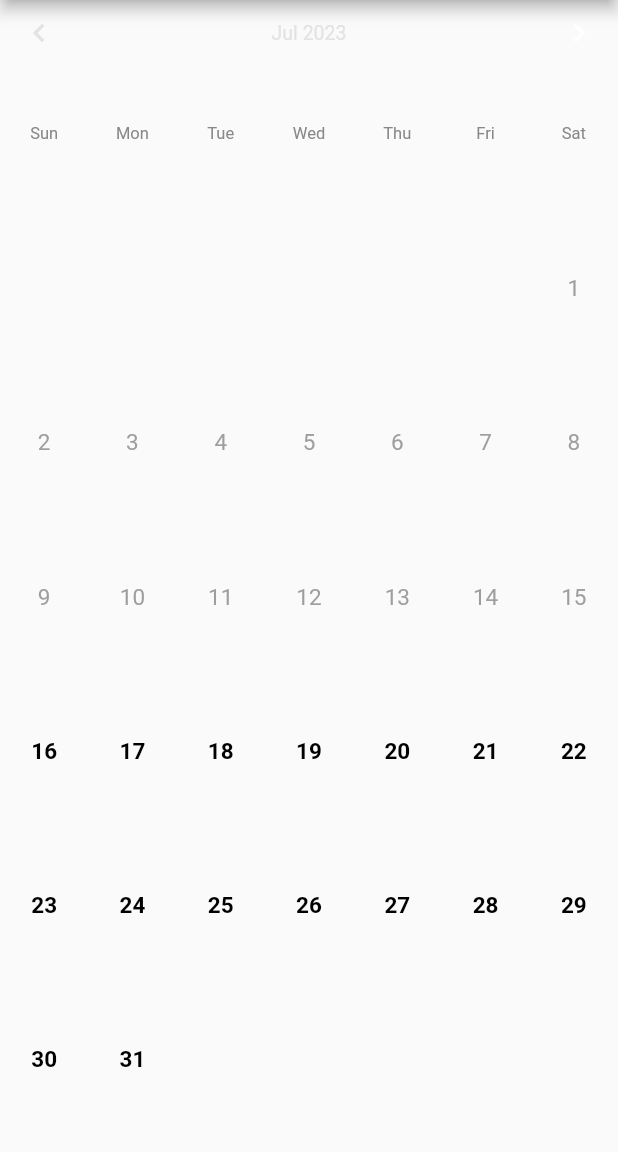
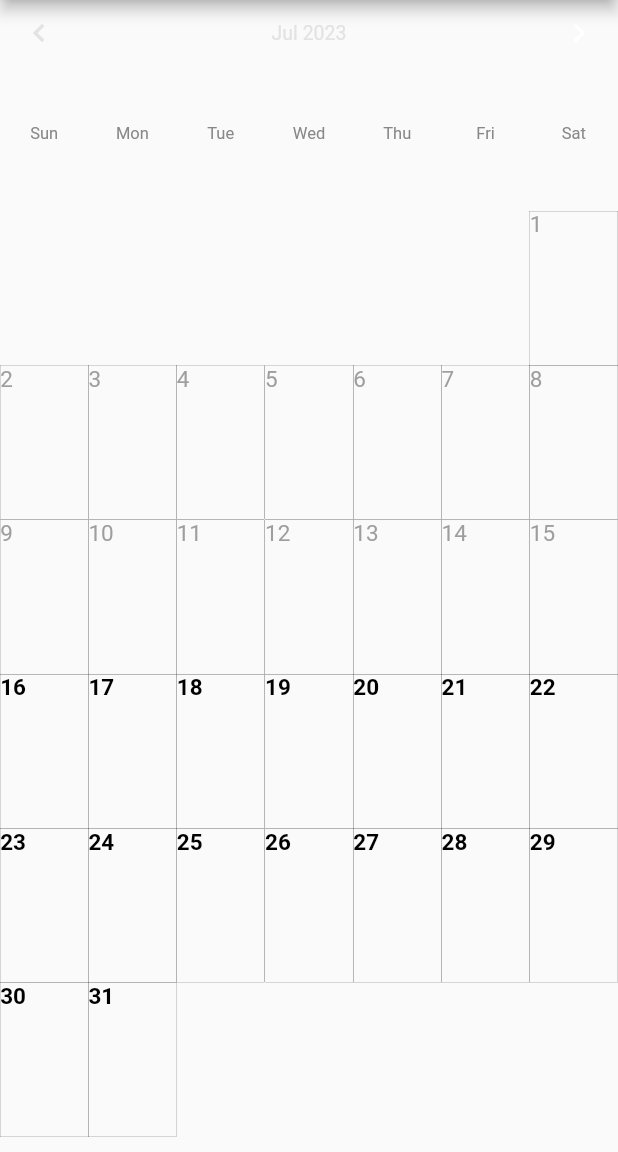
Before and after one commit to Gyeony95/GH-Calendar, a Flutter app: the screen it shows after launch, on a phone screen of 412 x 824 dp, the part 84-1236 px from its top. Run offline on Flutter 3.47's test engine with Material 2 defaults, Android fonts, the phone set to English and light mode, and no system bars; our stand-ins replace get.

Commit message:
feat : 그리드 유무와 글씨 위치값 설정 추가

```diff
--- a/example/lib/main.dart
+++ b/example/lib/main.dart
@@ -41,6 +41,8 @@ class _MyHomePageState extends State<MyHomePage> {
           padding: const EdgeInsets.symmetric(vertical: 10),
           child: GhCalendar(
             isPeriodSelect: true,
+            useGrid: true,
+            dayAlignment: Alignment.topLeft,
             activeMinDate: DateTime.now().add(const Duration(days: -1)),
             onChanged: (dateTimes) {
 
--- a/lib/custom_calendar.dart
+++ b/lib/custom_calendar.dart
@@ -12,10 +12,16 @@ class GhCalendar extends StatefulWidget {
   final bool isPeriodSelect;
   /// 한 주의 시작일이 무슨 요일인지
   final int startWeekday;
+  /// 날짜 변경시 첫날짜와 끝날짜 반환, 싱글선택시 하나만 반환
   final Function(List<DateTime>)? onChanged;
+  /// 선택 가능한 최소 날짜
   final DateTime? activeMinDate;
+  /// 선택 가능한 최대 날짜
   final DateTime? activeMaxDate;
-
+  /// 격자무늬 사용 유무
+  final bool? useGrid;
+  /// 날짜가 컨테이너 내부 어디에 위치해 있는지에 대한 값
+  final Alignment? dayAlignment;
   /// 각 요소별 색상
   final Color? touchableDateTextColor;
   final Color? unTouchableDateTextColor;
@@ -30,6 +36,8 @@ class GhCalendar extends StatefulWidget {
     this.onChanged,
     this.activeMaxDate,
     this.activeMinDate,
+    this.useGrid,
+    this.dayAlignment,
     this.touchableDateTextColor = Colors.black,
     this.unTouchableDateTextColor = Colors.grey,
     this.selectedDateTextColor = Colors.white,
@@ -70,6 +78,8 @@ class _GhCalendarStateV2 extends State<GhCalendar> {
       onChanged: widget.onChanged,
       activeMaxDate: widget.activeMaxDate,
       activeMinDate: widget.activeMinDate,
+      useGrid: widget.useGrid,
+      dayAlignment: widget.dayAlignment,
       touchableDateTextColor: widget.touchableDateTextColor,
       unTouchableDateTextColor: widget.unTouchableDateTextColor,
       selectedDateTextColor: widget.selectedDateTextColor,
@@ -87,6 +97,8 @@ class _GhCalendarInternal extends StatelessWidget {
   final Function(List<DateTime>)? onChanged;
   final DateTime? activeMinDate;
   final DateTime? activeMaxDate;
+  final bool? useGrid;
+  final Alignment? dayAlignment;
   final Color? touchableDateTextColor;
   final Color? unTouchableDateTextColor;
   final Color? selectedDateTextColor;
@@ -103,6 +115,8 @@ class _GhCalendarInternal extends StatelessWidget {
     this.onChanged,
     this.activeMinDate,
     this.activeMaxDate,
+    this.useGrid,
+    this.dayAlignment,
     this.touchableDateTextColor = Colors.black,
     this.unTouchableDateTextColor = Colors.grey,
     this.selectedDateTextColor = Colors.white,
@@ -212,8 +226,6 @@ class _GhCalendarInternal extends StatelessWidget {
         break;
       }
     }
-    // var startDay = curMonth.weekday - 1;
-
     return LayoutBuilder(
       builder: (context, constraints) {
         return _calendarGrid(
@@ -229,7 +241,7 @@ class _GhCalendarInternal extends StatelessWidget {
                 index - startDay + 1,
               );
 
-              return _makeDay(context, index, curDay);
+              return _makeDay(index, curDay);
             },
           ),
         );
@@ -272,7 +284,7 @@ class _GhCalendarInternal extends StatelessWidget {
     );
   }
 
-  Widget _makeDay(BuildContext context, int index, DateTime curDay) {
+  Widget _makeDay(int index, DateTime curDay) {
     var isEnabled = calController.isEnableDate(curDay);
 
     return IgnorePointer(
@@ -406,7 +418,8 @@ class _GhCalendarInternal extends StatelessWidget {
 
   Widget _normalDayWidget(DateTime curDay, bool selected) {
     return Container(
-      alignment: Alignment.center,
+      decoration: _decoration,
+      alignment: dayAlignment ?? Alignment.center,
       child: Text(
         '${curDay.day}',
         style: TextStyle(
@@ -420,7 +433,8 @@ class _GhCalendarInternal extends StatelessWidget {
 
   Widget _disabledDayWidget(DateTime curDay) {
     return Container(
-      alignment: Alignment.center,
+      decoration: _decoration,
+      alignment: dayAlignment ?? Alignment.center,
       child: Text(
         '${curDay.day}',
         style: TextStyle(
@@ -430,4 +444,13 @@ class _GhCalendarInternal extends StatelessWidget {
       ),
     );
   }
+
+  BoxDecoration? get _decoration{
+    if(useGrid ?? false){
+      return BoxDecoration(
+        border: Border.all(color: Colors.black, width: 0.1),
+      );
+    }
+    return null;
+  }
 }
```
